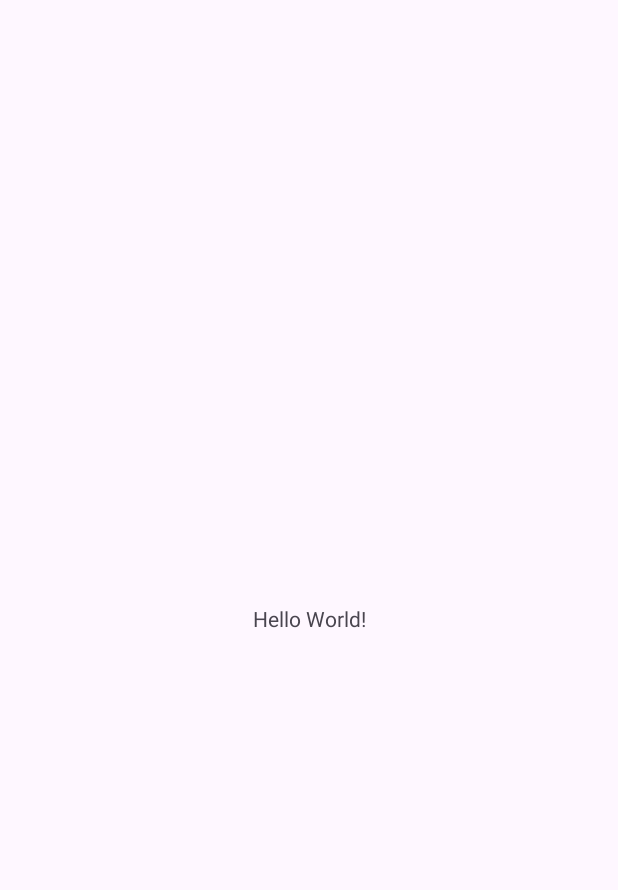
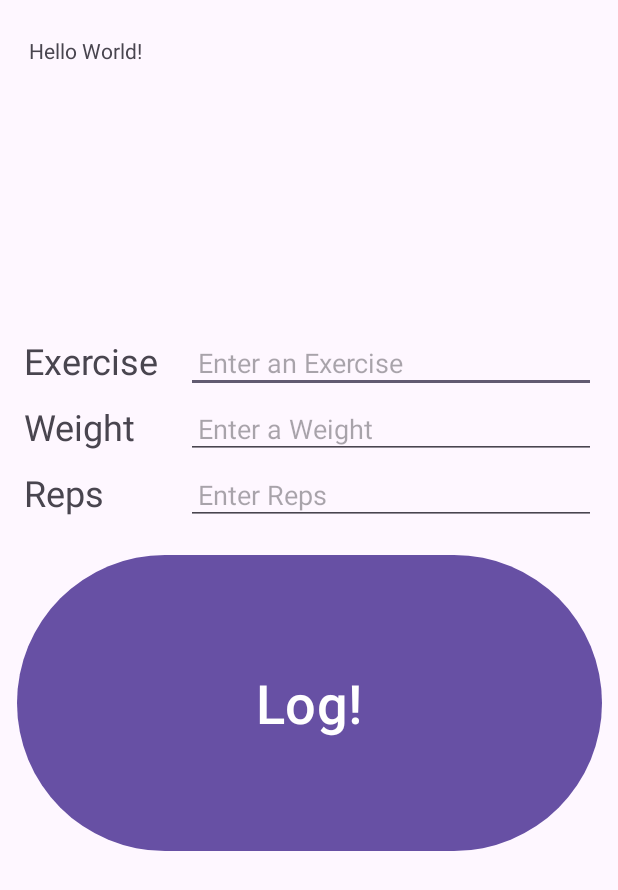
Before and after one commit to JianMitchell/GymLogPractice, an Android app: the screen it shows after launch (MainActivity), on a phone screen of 412 x 824 dp. Before the commit the part shown is almost empty. Shown: the top 890 px of the screen. Run offline under Robolectric (Android 15) with nearby library versions, the phone set to English and light mode, and no system bars.

Commit message:
Dr. C with video 1

```diff
--- a/app/src/main/res/layout/activity_main.xml
+++ b/app/src/main/res/layout/activity_main.xml
@@ -8,12 +8,91 @@
     tools:context=".MainActivity">
 
     <TextView
-        android:layout_width="wrap_content"
-        android:layout_height="wrap_content"
+        android:id="@+id/logDisplayTextView"
+        android:layout_width="390dp"
+        android:layout_height="200dp"
+        android:layout_marginTop="16dip"
+        android:padding="8dp"
         android:text="Hello World!"
-        app:layout_constraintBottom_toBottomOf="parent"
         app:layout_constraintEnd_toEndOf="parent"
         app:layout_constraintStart_toStartOf="parent"
         app:layout_constraintTop_toTopOf="parent" />
 
+    <TextView
+        android:id="@+id/exerciseLabelTextView"
+        android:layout_width="100dp"
+        android:layout_height="36dp"
+        android:layout_marginStart="16dp"
+        android:layout_marginTop="8dp"
+        android:text="@string/exercise"
+        android:textSize="24sp"
+        app:layout_constraintStart_toStartOf="parent"
+        app:layout_constraintTop_toBottomOf="@+id/logDisplayTextView" />
+
+    <EditText
+        android:id="@+id/exerciseInputEditText"
+        android:layout_width="273dp"
+        android:layout_height="39dp"
+        android:layout_marginStart="8dp"
+        android:hint="@string/enter_an_exercise"
+        android:inputType="textAutoComplete"
+        android:padding="8dp"
+        app:layout_constraintBaseline_toBaselineOf="@+id/exerciseLabelTextView"
+        app:layout_constraintStart_toEndOf="@id/exerciseLabelTextView" />
+
+    <TextView
+        android:id="@+id/weightLabelTextView"
+        android:layout_width="100dp"
+        android:layout_height="36dp"
+        android:layout_marginStart="16dip"
+        android:layout_marginTop="8dp"
+        android:text="@string/weight"
+        android:textSize="24sp"
+        app:layout_constraintStart_toStartOf="parent"
+        app:layout_constraintTop_toBottomOf="@id/exerciseLabelTextView" />
+
+    <EditText
+        android:id="@+id/weightInputEditText"
+        android:layout_width="273dp"
+        android:layout_height="39dp"
+        android:layout_marginStart="8dp"
+        android:hint="@string/enter_a_weight"
+        android:inputType="number|numberDecimal"
+        android:padding="8dp"
+        app:layout_constraintBaseline_toBaselineOf="@+id/weightLabelTextView"
+        app:layout_constraintStart_toEndOf="@id/weightLabelTextView" />
+
+    <TextView
+        android:id="@+id/repLabelTextView"
+        android:layout_width="100dp"
+        android:layout_height="36dp"
+        android:layout_marginStart="16dip"
+        android:layout_marginTop="8dp"
+        android:text="@string/reps"
+        android:textSize="24sp"
+        app:layout_constraintStart_toStartOf="parent"
+        app:layout_constraintTop_toBottomOf="@id/weightLabelTextView" />
+
+    <EditText
+        android:id="@+id/repInputEditText"
+        android:layout_width="273dp"
+        android:layout_height="39dp"
+        android:layout_marginStart="8dp"
+        android:hint="@string/enter_reps"
+        android:inputType="number|numberDecimal"
+        android:padding="8dp"
+        app:layout_constraintBaseline_toBaselineOf="@+id/repLabelTextView"
+        app:layout_constraintStart_toEndOf="@id/repLabelTextView" />
+
+    <Button
+        android:layout_width="390dp"
+        android:layout_height="205dp"
+        android:layout_marginTop="16dp"
+        android:text="@string/log"
+        android:textSize="36sp"
+        app:layout_constraintEnd_toEndOf="parent"
+        app:layout_constraintStart_toStartOf="parent"
+        app:layout_constraintTop_toBottomOf="@id/repInputEditText" />
+
+
 </androidx.constraintlayout.widget.ConstraintLayout>
--- a/app/src/main/res/values/strings.xml
+++ b/app/src/main/res/values/strings.xml
@@ -1,3 +1,10 @@
 <resources>
     <string name="app_name">GymLogPractice</string>
+    <string name="exercise">Exercise</string>
+    <string name="enter_an_exercise">Enter an Exercise</string>
+    <string name="weight">Weight</string>
+    <string name="enter_a_weight">Enter a Weight</string>
+    <string name="enter_reps">Enter Reps</string>
+    <string name="reps">Reps</string>
+    <string name="log">Log!</string>
 </resources>
```
Also changed, not shown: 1 other file.
